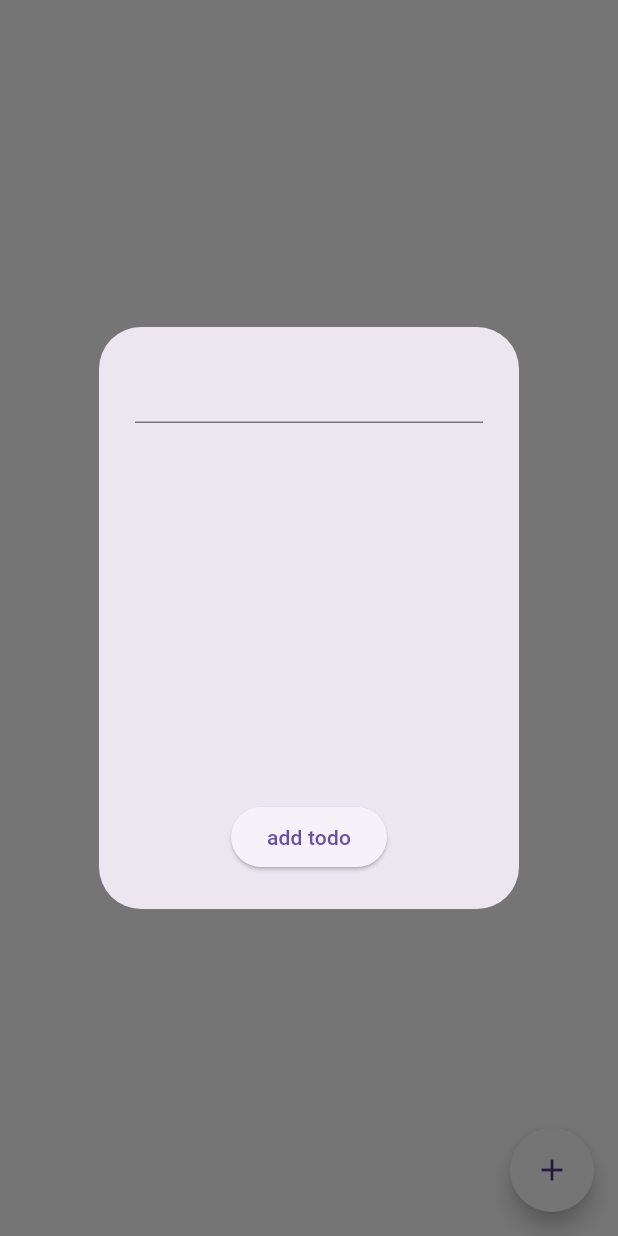
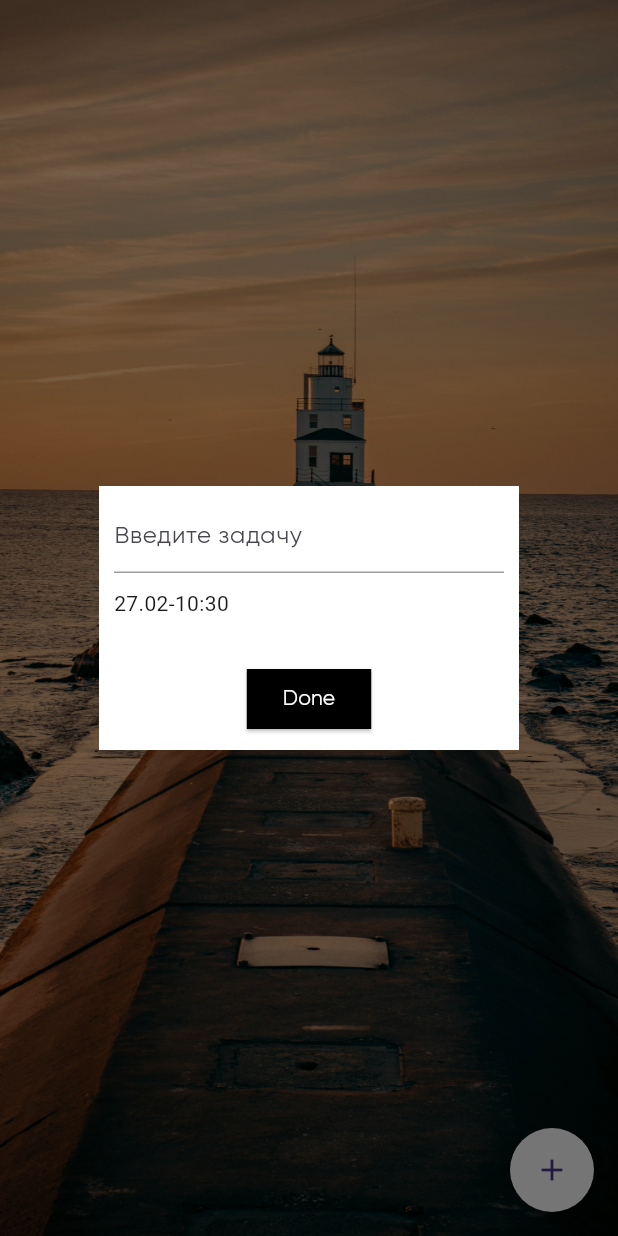
Before and after one commit to rahimov27/todo-application, a Flutter app: the screen it shows after launch, after a tap on the "add" icon, on a phone screen of 412 x 824 dp. Run offline on Flutter 3.47's test engine with Material 3 defaults, Android fonts, the phone set to English and light mode, and no system bars; our stand-ins replace shared_preferences.

Commit message:
added remove feature

```diff
--- a/lib/app.dart
+++ b/lib/app.dart
@@ -1,6 +1,11 @@
 import 'package:flutter/material.dart';
 import 'package:provider/provider.dart';
 import 'package:todo_application/todo_viewmodel.dart';
+import 'package:todo_application/widgets/app_background_widget.dart';
+import 'package:todo_application/widgets/app_dialog_widget.dart';
+import 'package:todo_application/widgets/finished_list_tile_w_idget.dart';
+import 'package:todo_application/widgets/no_todo_text_w_idget.dart';
+import 'package:todo_application/widgets/un_finished_list_tile_widget.dart';
 
 class App extends StatefulWidget {
   const App({super.key});
@@ -11,51 +16,52 @@ class App extends StatefulWidget {
 
 class _AppState extends State<App> {
   final todoController = TextEditingController();
+
   @override
   Widget build(BuildContext context) {
     final todoModel = Provider.of<TodoViewmodel>(context);
 
     return Scaffold(
       backgroundColor: Colors.white,
-      body: SafeArea(
+      body: Stack(
+        children: [
+          AppBackgroundWidget(),
+          SafeArea(
             child: Column(
               mainAxisAlignment: MainAxisAlignment.center,
-          crossAxisAlignment: CrossAxisAlignment.center,
               children: [
-            SizedBox(
-              height: 400,
-              child:
                 todoModel.todos.isEmpty
-                      ? const Center(child: Text("No todos"))
-                      : ListView.builder(
+                    ? NoTodoTextWidget()
+                    : Expanded(
+                      child: ListView.builder(
                         itemCount: todoModel.todos.length,
                         itemBuilder: (context, index) {
                           final todo = todoModel.todos[index];
                           return Row(
                             children: [
                               SizedBox(
-                                width: 150,
+                                width: MediaQuery.of(context).size.width * 0.60,
                                 child:
                                     todo.isFinished
-                                        ? ListTile(
-                                          title: Text(
-                                            todo.name,
-                                            style: TextStyle(
-                                              decoration:
-                                                  TextDecoration.lineThrough,
-                                            ),
-                                          ),
-                                        )
-                                        : ListTile(title: Text(todo.name)),
+                                        ? FinishedListTileWidget(todo: todo)
+                                        : UnFinishedListTileWidget(todo: todo),
                               ),
                               Spacer(),
                               Checkbox(
+                                activeColor: Colors.black,
+                                checkColor: Colors.white,
                                 shape: RoundedRectangleBorder(
-                                  borderRadius: BorderRadius.circular(4),
+                                  borderRadius: BorderRadius.circular(3),
                                 ),
                                 value: todo.isFinished,
-                                onChanged: (value) {
+                                onChanged: (value) async {
                                   todoModel.toggle(index);
+                                  await Future.delayed(
+                                    Duration(seconds: 4),
+                                    () {
+                                      todoModel.removeTodo(todo);
+                                    },
+                                  );
                                 },
                               ),
                             ],
@@ -66,41 +72,15 @@ class _AppState extends State<App> {
               ],
             ),
           ),
+        ],
+      ),
       floatingActionButton: FloatingActionButton(
         backgroundColor: Colors.white,
         onPressed: () {
           showDialog(
             context: context,
             builder:
-                (context) => AlertDialog(
-                  content: Column(
-                    mainAxisSize: MainAxisSize.min,
-                    children: [
-                      SizedBox(
-                        height: 300,
-                        child: TextField(controller: todoController),
-                      ),
-                      ElevatedButton(
-                        onPressed: () {
-                          if (todoController.text.trim().isNotEmpty) {
-                            Provider.of<TodoViewmodel>(
-                              context,
-                              listen: false,
-                            ).addTodo(
-                              todoController.text,
-                              false,
-                              DateTime.now(),
-                              "status",
-                            );
-                          }
-                          todoController.clear();
-                          Navigator.pop(context);
-                        },
-                        child: Text("add todo"),
-                      ),
-                    ],
-                  ),
-                ),
+                (context) => AppDialogWidget(todoController: todoController),
           );
         },
         shape: CircleBorder(),
--- /dev/null
+++ b/lib/app_colors.dart
@@ -0,0 +1,5 @@
+import 'package:flutter/material.dart';
+
+abstract class AppColors {
+  static const white = Colors.white;
+}
--- /dev/null
+++ b/lib/widgets/app_background_widget.dart
@@ -0,0 +1,15 @@
+import 'package:flutter/material.dart';
+
+class AppBackgroundWidget extends StatelessWidget {
+  const AppBackgroundWidget({super.key});
+
+  @override
+  Widget build(BuildContext context) {
+    return Positioned.fill(
+      child: SizedBox(
+        height: double.infinity,
+        child: Image.asset("assets/wallpaper.jpg", fit: BoxFit.cover),
+      ),
+    );
+  }
+}
--- /dev/null
+++ b/lib/widgets/app_button_widget.dart
@@ -0,0 +1,34 @@
+import 'package:flutter/material.dart';
+import 'package:provider/provider.dart';
+import 'package:todo_application/app_colors.dart';
+import 'package:todo_application/todo_viewmodel.dart';
+
+class AppButtonWidget extends StatelessWidget {
+  const AppButtonWidget({super.key, required this.todoController});
+
+  final TextEditingController todoController;
+
+  @override
+  Widget build(BuildContext context) {
+    return ElevatedButton(
+      style: ElevatedButton.styleFrom(
+        backgroundColor: Colors.black,
+        shape: RoundedRectangleBorder(),
+      ),
+      onPressed: () {
+        if (todoController.text.trim().isNotEmpty) {
+          Provider.of<TodoViewmodel>(
+            context,
+            listen: false,
+          ).addTodo(todoController.text, false, DateTime.now(), "status");
+        }
+        todoController.clear();
+        Navigator.pop(context);
+      },
+      child: Text(
+        "Done",
+        style: TextStyle(fontFamily: "Gilroy", color: AppColors.white),
+      ),
+    );
+  }
+}
--- /dev/null
+++ b/lib/widgets/app_dialog_widget.dart
@@ -0,0 +1,75 @@
+import 'package:flutter/cupertino.dart';
+import 'package:flutter/material.dart';
+import 'package:intl/intl.dart';
+import 'package:todo_application/app_colors.dart';
+import 'package:todo_application/widgets/app_button_widget.dart';
+import 'package:todo_application/widgets/app_text_field_widget.dart';
+
+class AppDialogWidget extends StatefulWidget {
+  const AppDialogWidget({super.key, required this.todoController});
+
+  final TextEditingController todoController;
+
+  @override
+  State<AppDialogWidget> createState() => _AppDialogWidgetState();
+}
+
+class _AppDialogWidgetState extends State<AppDialogWidget> {
+  DateTime date = DateTime.now();
+  @override
+  Widget build(BuildContext context) {
+    DateFormat('dd.MM-HH:mm').format(date);
+    return AlertDialog(
+      contentPadding: EdgeInsets.all(0),
+      iconPadding: EdgeInsets.all(0),
+      backgroundColor: Colors.white,
+      content: Container(
+        decoration: BoxDecoration(color: AppColors.white),
+        child: Padding(
+          padding: const EdgeInsets.symmetric(horizontal: 10, vertical: 10),
+          child: Column(
+            crossAxisAlignment: CrossAxisAlignment.start,
+            mainAxisSize: MainAxisSize.min,
+            children: [
+              AppTextFieldWidget(todoController: widget.todoController),
+              SizedBox(height: 10),
+              GestureDetector(
+                child: Text(formatedDate(date)),
+                onTap: () {
+                  showCupertinoModalPopup(
+                    context: context,
+                    builder:
+                        (_) => Container(
+                          height: 250,
+                          color: AppColors.white,
+                          child: CupertinoDatePicker(
+                            use24hFormat: true,
+                            mode: CupertinoDatePickerMode.dateAndTime,
+                            onDateTimeChanged: (value) {
+                              setState(() {
+                                date = value;
+                              });
+                            },
+                          ),
+                        ),
+                  );
+                },
+              ),
+
+              SizedBox(height: 30),
+
+              Align(
+                alignment: Alignment.center,
+                child: AppButtonWidget(todoController: widget.todoController),
+              ),
+            ],
+          ),
+        ),
+      ),
+    );
+  }
+
+  String formatedDate(DateTime date) {
+    return DateFormat('dd.MM-HH:mm').format(date);
+  }
+}
--- /dev/null
+++ b/lib/widgets/app_text_field_widget.dart
@@ -0,0 +1,30 @@
+import 'package:flutter/material.dart';
+
+class AppTextFieldWidget extends StatelessWidget {
+  const AppTextFieldWidget({
+    super.key,
+    required this.todoController,
+  });
+
+  final TextEditingController todoController;
+
+  @override
+  Widget build(BuildContext context) {
+    return TextField(
+      style: TextStyle(fontFamily: "Gilroy"),
+      cursorColor: Colors.black,
+      controller: todoController,
+      decoration: InputDecoration(
+        hintText: "Введите задачу",
+        hintStyle: TextStyle(fontFamily: "Gilroy"),
+        focusColor: Colors.black,
+        enabledBorder: UnderlineInputBorder(
+          borderSide: BorderSide(color: Colors.grey),
+        ),
+        focusedBorder: UnderlineInputBorder(
+          borderSide: BorderSide(color: Colors.grey),
+        ),
+      ),
+    );
+  }
+}
--- /dev/null
+++ b/lib/widgets/no_todo_text_w_idget.dart
@@ -0,0 +1,19 @@
+import 'package:flutter/material.dart';
+
+class NoTodoTextWidget extends StatelessWidget {
+  const NoTodoTextWidget({super.key});
+
+  @override
+  Widget build(BuildContext context) {
+    return const Center(
+      child: Text(
+        "На сегодня нету задач!",
+        style: TextStyle(
+          color: Colors.white,
+          fontFamily: "Gilroy",
+          fontSize: 23,
+        ),
+      ),
+    );
+  }
+}
```
Also changed, not shown: lib/todo_viewmodel.dart (+7 -0 lines), lib/widgets/finished_list_tile_w_idget.dart (added, +23 -0 lines), lib/widgets/un_finished_list_tile_widget.dart (added, +23 -0 lines), pubspec.yaml (+10 -11 lines), assets/fonts/Gilroy-Regular.ttf (added), assets/wallpaper.jpg (added), pubspec.lock. Lines whose indentation alone changed are shown as unchanged.
